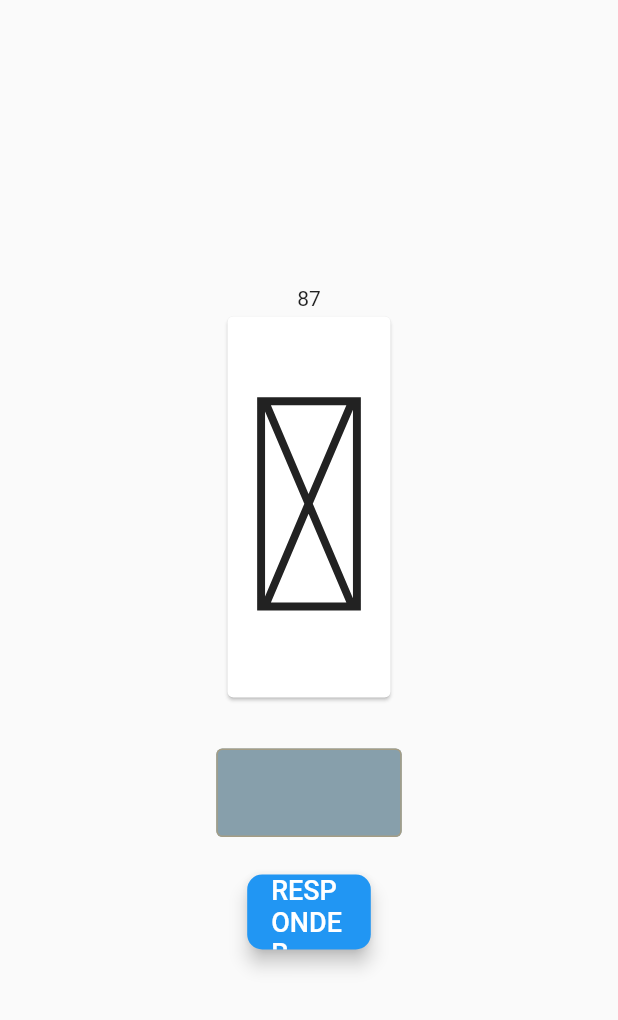
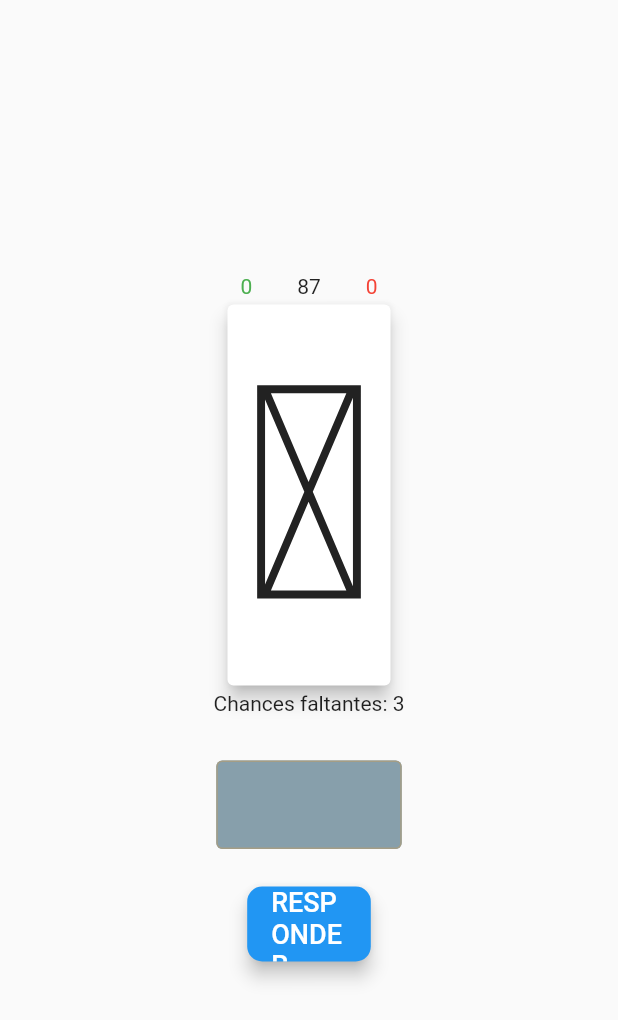
Before and after one commit to Katekko/japango, a Flutter app: the screen it shows after launch, after a tap on "RESPONDER", on a phone screen of 412 x 824 dp. Shown: the top 1020 px of the screen. Run offline on Flutter 3.47's test engine with Material 2 defaults, Android fonts, the phone set to English and light mode, and no system bars; our stand-ins replace equatable, get_it, go_router, rxdart; missing offline and left inert: kana_kit.

Commit message:
Colocando chances que faltam para pular de question

```diff
--- a/lib/features/home/domain/abstractions/home_controller.interface.dart
+++ b/lib/features/home/domain/abstractions/home_controller.interface.dart
@@ -9,6 +9,8 @@ abstract class IHomeController extends IController {
   Stream<bool> get isTheCorrectAnswerStream;
   Stream<CardModel> get currentQuestionStream;
   Stream<int> get totalQuestionsStream;
+  Stream<int> get totalWrongQuestionsStream;
+  Stream<int> get totalCorrectQuestionsStream;
 
   void getOneQuestion();
   void answerQuestion();
--- a/lib/features/home/domain/models/card.model.dart
+++ b/lib/features/home/domain/models/card.model.dart
@@ -1,8 +1,11 @@
 import 'package:kana_kit/kana_kit.dart';
+import 'package:rxdart/rxdart.dart';
 
 class CardModel {
   final String char;
-  const CardModel(this.char);
+  final remainingChances = BehaviorSubject<int>.seeded(3);
+
+  CardModel(this.char);
 
   bool isCorrect(String answerFromUser) {
     const kanaKit = KanaKit();
--- a/lib/features/home/presentation/controller/home.controller.dart
+++ b/lib/features/home/presentation/controller/home.controller.dart
@@ -15,7 +15,9 @@ class HomeController implements IHomeController {
   final IField<String> answer;
   final isTheCorrectAnswer = BehaviorSubject<bool>();
   final currentQuestion = BehaviorSubject<CardModel>();
-  final totalQuestions = BehaviorSubject<int>();
+  final totalQuestions = BehaviorSubject<int>.seeded(0);
+  final totalWrongQuestions = BehaviorSubject<int>.seeded(0);
+  final totalCorrectQuestions = BehaviorSubject<int>.seeded(0);
 
   HomeController({required this.answer});
 
@@ -30,6 +32,12 @@ class HomeController implements IHomeController {
 
   @override
   Stream<int> get totalQuestionsStream => totalQuestions;
+
+  @override
+  Stream<int> get totalWrongQuestionsStream => totalWrongQuestions.stream;
+
+  @override
+  Stream<int> get totalCorrectQuestionsStream => totalCorrectQuestions.stream;
 
   @override
   void getOneQuestion() {
@@ -60,11 +68,22 @@ class HomeController implements IHomeController {
       final isCorrect = currentQuestion.value!.isCorrect(answer.value!);
       isTheCorrectAnswer.sink.add(isCorrect);
       if (isCorrect) {
+        final total = totalCorrectQuestions.value! + 1;
+        totalCorrectQuestions.sink.add(total);
         getOneQuestion();
         final hiragana = kanaKit.toHiragana(answer.value!);
         Initializer.listCharacters.remove(hiragana);
-        answer.controller.text = '';
+      } else {
+        final minor = currentQuestion.value!.remainingChances.value! - 1;
+        currentQuestion.value!.remainingChances.sink.add(minor);
+        if (minor == 0) {
+          final total = totalWrongQuestions.value! + 1;
+          totalWrongQuestions.sink.add(total);
+          isTheCorrectAnswer.sink.add(true);
+          getOneQuestion();
+        }
       }
+      answer.controller.text = '';
     }
   }
 
--- a/lib/features/home/presentation/home.screen.dart
+++ b/lib/features/home/presentation/home.screen.dart
@@ -30,15 +30,49 @@ class _HomeScreenState extends State<HomeScreen> {
         child: Column(
           mainAxisAlignment: MainAxisAlignment.center,
           children: [
-            StreamBuilder(
-              stream: widget.controller.totalQuestionsStream,
-              initialData: 0,
-              builder: (_, snap) => Text('${snap.data!}'),
+            Row(
+              mainAxisAlignment: MainAxisAlignment.center,
+              children: [
+                StreamBuilder(
+                  stream: widget.controller.totalCorrectQuestionsStream,
+                  initialData: 0,
+                  builder: (_, snap) => Text(
+                    '${snap.data!}',
+                    style: const TextStyle(color: Colors.green),
+                  ),
+                ),
+                const SizedBox(width: 30),
+                StreamBuilder(
+                  stream: widget.controller.totalQuestionsStream,
+                  initialData: 0,
+                  builder: (_, snap) => Text('${snap.data!}'),
+                ),
+                const SizedBox(width: 30),
+                StreamBuilder(
+                  stream: widget.controller.totalWrongQuestionsStream,
+                  initialData: 0,
+                  builder: (_, snap) => Text(
+                    '${snap.data!}',
+                    style: const TextStyle(color: Colors.red),
+                  ),
+                ),
+              ],
             ),
             StreamBuilder<CardModel>(
               stream: widget.controller.currentQuestionStream,
               builder: (_, snap) {
-                return CardWidget(character: snap.data?.char ?? '');
+                return Column(
+                  children: [
+                    CardWidget(character: snap.data?.char ?? ''),
+                    StreamBuilder<int>(
+                      stream: snap.data?.remainingChances,
+                      initialData: 0,
+                      builder: (_, chancesSnap) {
+                        return Text('Chances faltantes: ${chancesSnap.data}');
+                      },
+                    ),
+                  ],
+                );
               },
             ),
             const SizedBox(height: 30),
--- a/lib/features/home/presentation/widgets/card.widget.dart
+++ b/lib/features/home/presentation/widgets/card.widget.dart
@@ -13,6 +13,7 @@ class CardWidget extends ViewController<IHomeController> {
       initialData: true,
       builder: (_, snap) {
         return Card(
+          elevation: 5,
           color: !snap.data! ? Colors.red.withOpacity(.1) : null,
           shadowColor: !snap.data! ? Colors.red : null,
           child: Padding(
```
